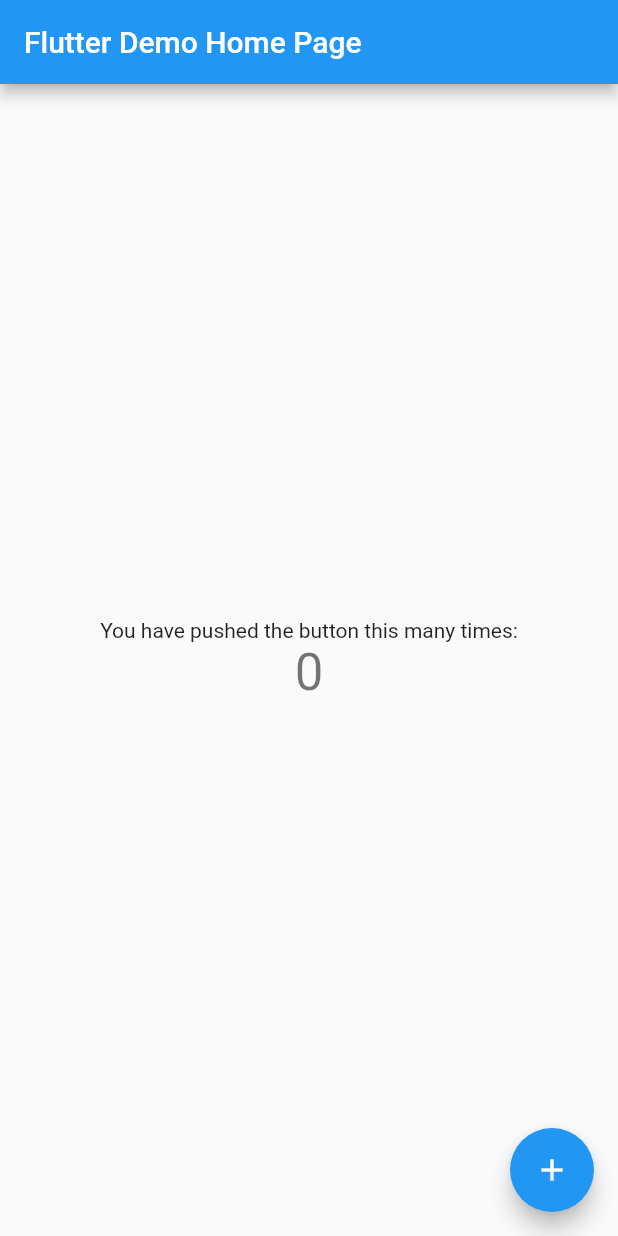
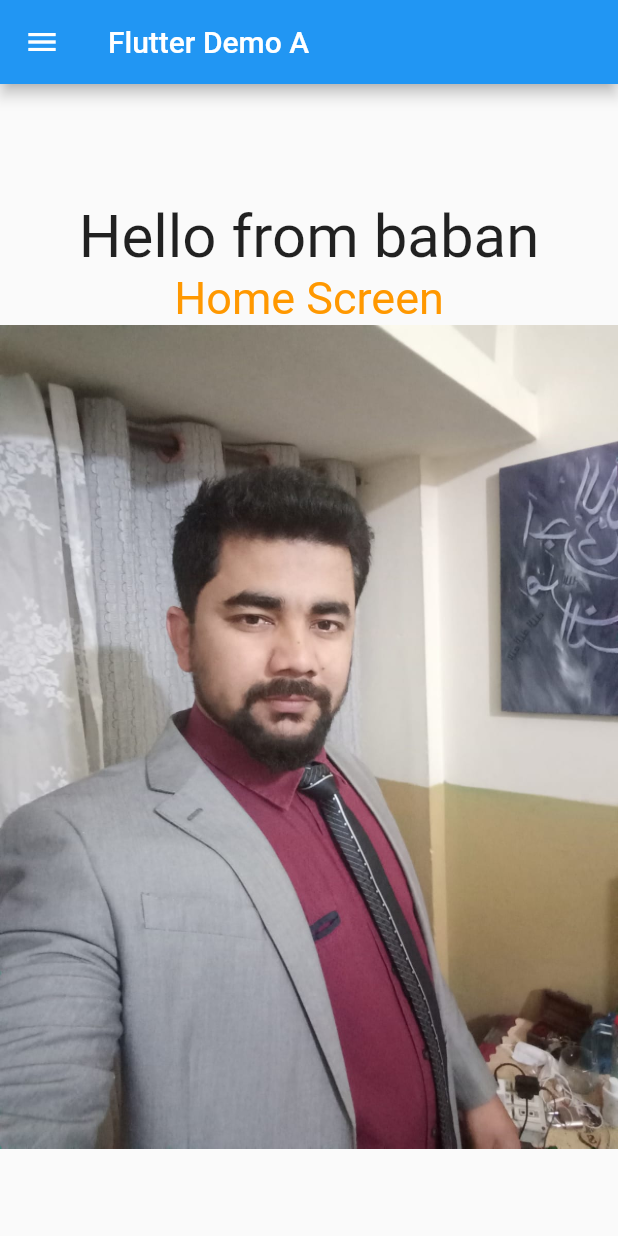
Before and after one commit to BabarHussainKH/30DaysFlutterWithBabar, a Flutter app: the screen it shows after launch, on a phone screen of 412 x 824 dp. Run offline on Flutter 3.47's test engine with Material 2 defaults, Android fonts, the phone set to English and light mode, and no system bars.

Commit message:
day2 commit

```diff
--- /dev/null
+++ b/lib/home_page.dart
@@ -0,0 +1,49 @@
+import 'dart:ui';
+
+import 'package:flutter/cupertino.dart';
+import 'package:flutter/material.dart';
+
+class Home extends StatefulWidget {
+  const Home({Key? key, required this.title}) : super(key: key);
+  final String title;
+
+  @override
+  _HomeState createState() => _HomeState();
+}
+
+class _HomeState extends State<Home> {
+  int _counter = 0;
+
+  void _incrementCounter() {
+    setState(() {
+      _counter++;
+    });
+  }
+
+  @override
+  Widget build(BuildContext context) {
+    return Scaffold(
+        appBar: AppBar(title: Text(widget.title)),
+        drawer: const Drawer(
+
+         backgroundColor: Colors.teal,
+        ),
+        body: Center(
+            child: Column(
+          mainAxisAlignment: MainAxisAlignment.center,
+          mainAxisSize: MainAxisSize.max,
+          children:  [
+            const SizedBox(height: 20),
+            const Text(
+              "Hello from baban",
+              style: TextStyle(fontSize: 40),
+            ),
+            const Text(
+              "Home Screen",
+              style: TextStyle(color: Colors.orange, fontSize: 30),
+            ),
+            Image.asset("assets/images/babar1.jpg"),
+          ],
+        )));
+  }
+}
--- a/lib/main.dart
+++ b/lib/main.dart
@@ -1,4 +1,5 @@
 import 'package:flutter/material.dart';
+import 'package:my_app/home_page.dart';
 
 void main() {
   runApp(const MyApp());
@@ -7,109 +8,18 @@ void main() {
 class MyApp extends StatelessWidget {
   const MyApp({Key? key}) : super(key: key);
 
-  // This widget is the root of your application.
   @override
   Widget build(BuildContext context) {
     return MaterialApp(
-      title: 'Flutter Demo',
+      debugShowCheckedModeBanner: false,
+      initialRoute: '/',
+      // themeMode: ThemeMode.dark,
+      darkTheme: ThemeData(brightness: Brightness.dark),
+      title: 'Flutter Demo A',
       theme: ThemeData(
-        // This is the theme of your application.
-        //
-        // Try running your application with "flutter run". You'll see the
-        // application has a blue toolbar. Then, without quitting the app, try
-        // changing the primarySwatch below to Colors.green and then invoke
-        // "hot reload" (press "r" in the console where you ran "flutter run",
-        // or simply save your changes to "hot reload" in a Flutter IDE).
-        // Notice that the counter didn't reset back to zero; the application
-        // is not restarted.
         primarySwatch: Colors.blue,
       ),
-      home: const MyHomePage(title: 'Flutter Demo Home Page'),
+      home: const Home(title: 'Flutter Demo A'),
     );
   }
 }
-
-class MyHomePage extends StatefulWidget {
-  const MyHomePage({Key? key, required this.title}) : super(key: key);
-
-  // This widget is the home page of your application. It is stateful, meaning
-  // that it has a State object (defined below) that contains fields that affect
-  // how it looks.
-
-  // This class is the configuration for the state. It holds the values (in this
-  // case the title) provided by the parent (in this case the App widget) and
-  // used by the build method of the State. Fields in a Widget subclass are
-  // always marked "final".
-
-  final String title;
-
-  @override
-  State<MyHomePage> createState() => _MyHomePageState();
-}
-
-class _MyHomePageState extends State<MyHomePage> {
-  int _counter = 0;
-
-  void _incrementCounter() {
-    setState(() {
-      // This call to setState tells the Flutter framework that something has
-      // changed in this State, which causes it to rerun the build method below
-      // so that the display can reflect the updated values. If we changed
-      // _counter without calling setState(), then the build method would not be
-      // called again, and so nothing would appear to happen.
-      _counter++;
-    });
-  }
-
-  @override
-  Widget build(BuildContext context) {
-    // This method is rerun every time setState is called, for instance as done
-    // by the _incrementCounter method above.
-    //
-    // The Flutter framework has been optimized to make rerunning build methods
-    // fast, so that you can just rebuild anything that needs updating rather
-    // than having to individually change instances of widgets.
-    return Scaffold(
-      appBar: AppBar(
-        // Here we take the value from the MyHomePage object that was created by
-        // the App.build method, and use it to set our appbar title.
-        title: Text(widget.title),
-      ),
-      body: Center(
-        // Center is a layout widget. It takes a single child and positions it
-        // in the middle of the parent.
-        child: Column(
-          // Column is also a layout widget. It takes a list of children and
-          // arranges them vertically. By default, it sizes itself to fit its
-          // children horizontally, and tries to be as tall as its parent.
-          //
-          // Invoke "debug painting" (press "p" in the console, choose the
-          // "Toggle Debug Paint" action from the Flutter Inspector in Android
-          // Studio, or the "Toggle Debug Paint" command in Visual Studio Code)
-          // to see the wireframe for each widget.
-          //
-          // Column has various properties to control how it sizes itself and
-          // how it positions its children. Here we use mainAxisAlignment to
-          // center the children vertically; the main axis here is the vertical
-          // axis because Columns are vertical (the cross axis would be
-          // horizontal).
-          mainAxisAlignment: MainAxisAlignment.center,
-          children: <Widget>[
-            const Text(
-              'You have pushed the button this many times:',
-            ),
-            Text(
-              '$_counter',
-              style: Theme.of(context).textTheme.headline4,
-            ),
-          ],
-        ),
-      ),
-      floatingActionButton: FloatingActionButton(
-        onPressed: _incrementCounter,
-        tooltip: 'Increment',
-        child: const Icon(Icons.add),
-      ), // This trailing comma makes auto-formatting nicer for build methods.
-    );
-  }
-}
--- a/pubspec.yaml
+++ b/pubspec.yaml
@@ -51,6 +51,8 @@ dev_dependencies:
 
 # The following section is specific to Flutter.
 flutter:
+  assets:
+      - assets/images/
 
   # The following line ensures that the Material Icons font is
   # included with your application, so that you can use the icons in
```
Also changed, not shown: assets/images/babar1.jpg (added).
